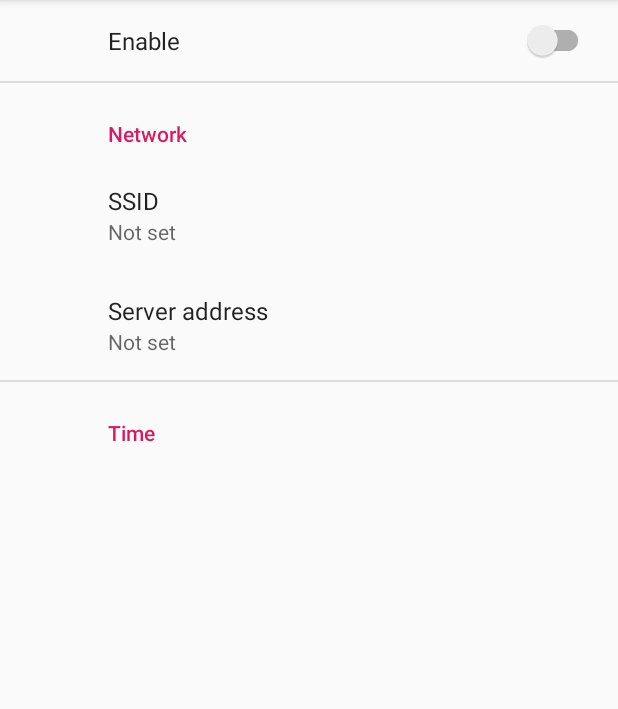
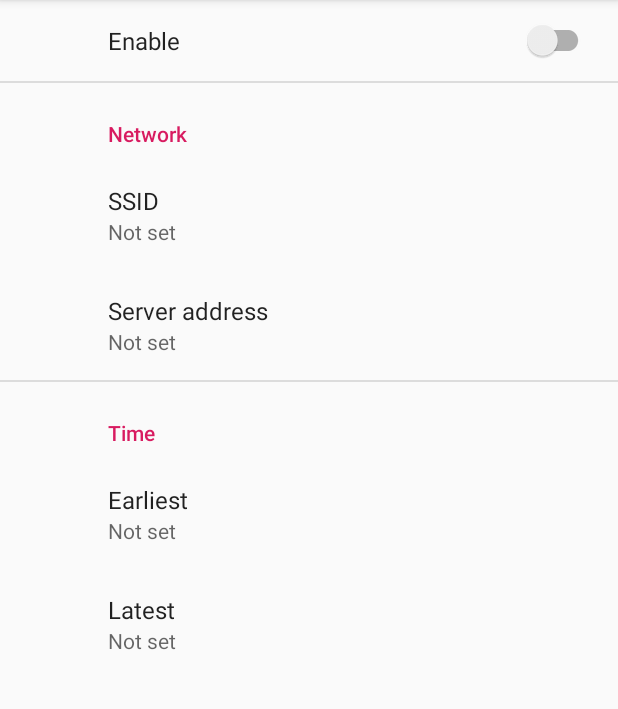
Before and after one commit to falukropp/CallDetector, an Android app: the screen it shows after launch (CallDetectorSettingsActivity), on a phone screen of 412 x 824 dp, the part 84-793 px from its top. Run offline under Robolectric (Android 15) with nearby library versions, the phone set to English and light mode, and no system bars; our stand-ins replace androidx.preference.

```diff
--- a/app/src/main/res/values/arrays.xml
+++ b/app/src/main/res/values/arrays.xml
@@ -1,12 +1,30 @@
 <resources>
     <!-- Reply Preference -->
-    <string-array name="reply_entries">
-        <item>Reply</item>
-        <item>Reply to all</item>
+    <string-array name="hours">
+        <item>00:00</item>
+        <item>01:00</item>
+        <item>02:00</item>
+        <item>03:00</item>
+        <item>04:00</item>
+        <item>05:00</item>
+        <item>06:00</item>
+        <item>07:00</item>
+        <item>08:00</item>
+        <item>09:00</item>
+        <item>10:00</item>
+        <item>11:00</item>
+        <item>12:00</item>
+        <item>13:00</item>
+        <item>14:00</item>
+        <item>15:00</item>
+        <item>16:00</item>
+        <item>17:00</item>
+        <item>18:00</item>
+        <item>19:00</item>
+        <item>20:00</item>
+        <item>21:00</item>
+        <item>22:00</item>
+        <item>23:00</item>
     </string-array>
 
-    <string-array name="reply_values">
-        <item>reply</item>
-        <item>reply_all</item>
-    </string-array>
 </resources>
--- a/app/src/main/res/xml/root_preferences.xml
+++ b/app/src/main/res/xml/root_preferences.xml
@@ -36,6 +36,24 @@
 
     <PreferenceCategory app:title="@string/time_header">
 
+        <!-- Obviously clumsy and should be replaced by some timepicker -->
+
+        <ListPreference
+            app:key="earliest"
+            app:title="Earliest"
+            app:useSimpleSummaryProvider="true"
+            app:entries="@array/hours"
+            app:entryValues="@array/hours"
+            app:dialogTitle="Select earliest"/>
+
+        <ListPreference
+            app:key="latest"
+            app:title="Latest"
+            app:useSimpleSummaryProvider="true"
+            app:entries="@array/hours"
+            app:entryValues="@array/hours"
+            app:dialogTitle="Select latest"/>
+
     </PreferenceCategory>
 
 </androidx.preference.PreferenceScreen>
--- a/build.gradle
+++ b/build.gradle
@@ -8,7 +8,7 @@ buildscript {
 
     }
     dependencies {
-        classpath 'com.android.tools.build:gradle:3.4.0'
+        classpath 'com.android.tools.build:gradle:3.4.1'
         classpath "org.jetbrains.kotlin:kotlin-gradle-plugin:$kotlin_version"
         // NOTE: Do not place your application dependencies here; they belong
         // in the individual module build.gradle files
```
Also changed, not shown: app/src/main/java/se/falukropp/calldetector/CallDetectorReceiver.kt (+17 -23 lines).
